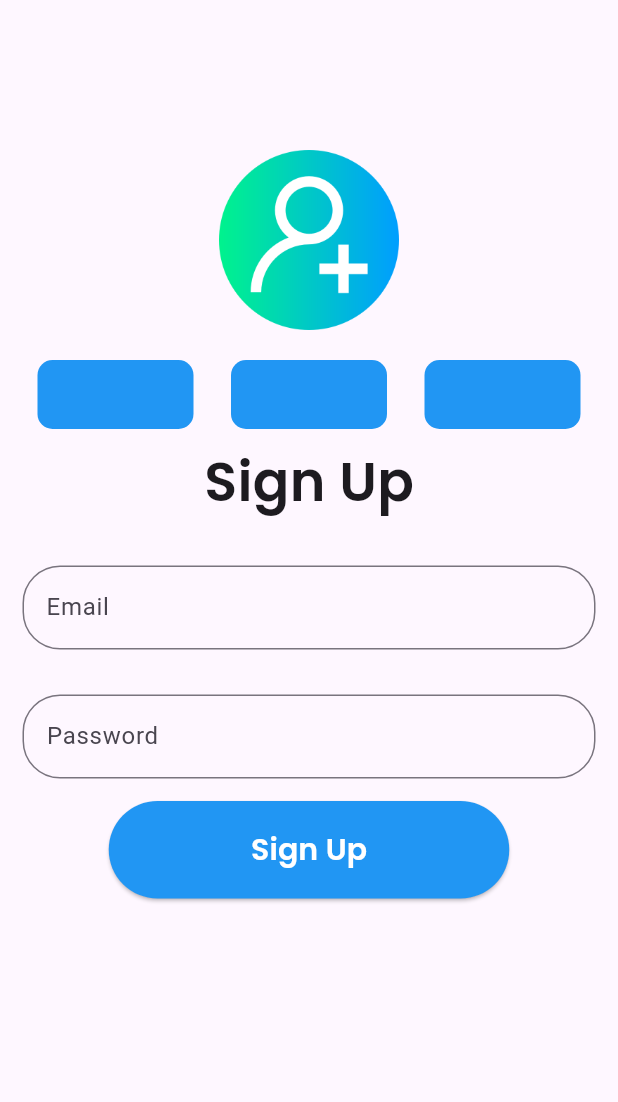
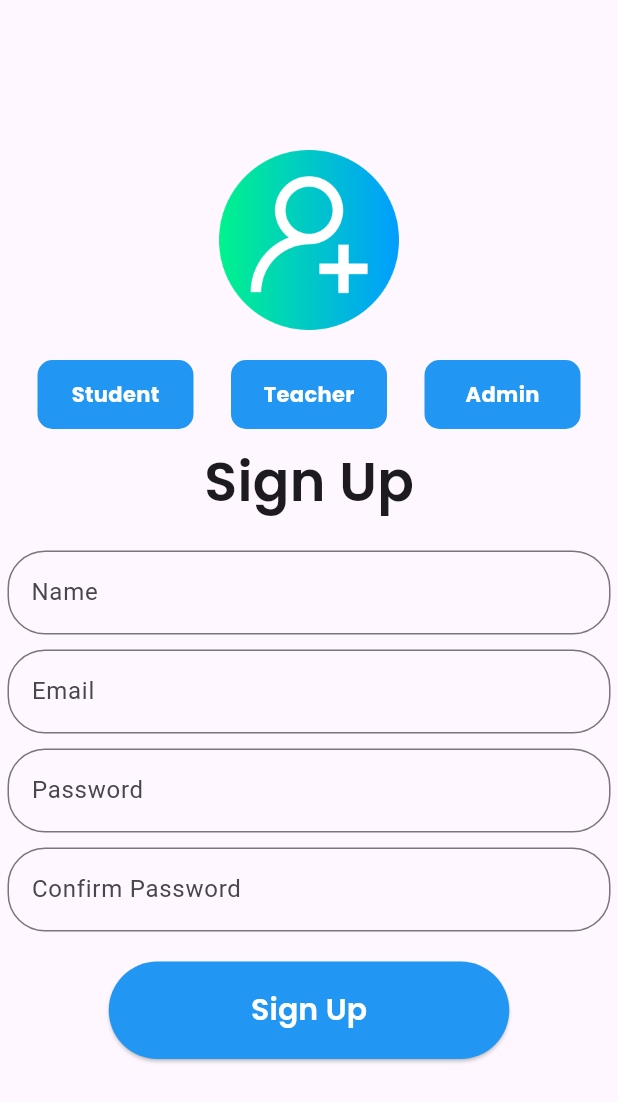
Before and after one commit to pruthviraj2003/Edu-Track, a Flutter app: the SignupScreen screen opened directly, on a phone screen of 412 x 824 dp. Shown: the top 1102 px of the screen. Run offline on Flutter 3.47's test engine with Material 3 defaults, Android fonts, the phone set to English and light mode, and no system bars; our stand-ins replace google_fonts.

Commit message:
Sign up page

```diff
--- a/edu_track/lib/view/signup_screen.dart
+++ b/edu_track/lib/view/signup_screen.dart
@@ -1,3 +1,4 @@
+import 'package:edu_track/view/signin_screen.dart';
 import 'package:flutter/material.dart';
 import 'package:google_fonts/google_fonts.dart';
 
@@ -40,6 +41,14 @@ class _SigninscreenState extends State<SignupScreen> {
                     borderRadius: BorderRadius.circular(10),
                     color: Colors.blue,
                   ),
+                  child: Center(
+                      child: Text(
+                    "Student",
+                    style: GoogleFonts.poppins(
+                        fontSize: 14,
+                        color: Colors.white,
+                        fontWeight: FontWeight.bold),
+                  )),
                 ),
                 Container(
                   height: 46,
@@ -48,6 +57,14 @@ class _SigninscreenState extends State<SignupScreen> {
                     borderRadius: BorderRadius.circular(10),
                     color: Colors.blue,
                   ),
+                  child: Center(
+                      child: Text(
+                    "Teacher",
+                    style: GoogleFonts.poppins(
+                        fontSize: 14,
+                        color: Colors.white,
+                        fontWeight: FontWeight.bold),
+                  )),
                 ),
                 Container(
                   height: 46,
@@ -56,6 +73,14 @@ class _SigninscreenState extends State<SignupScreen> {
                     borderRadius: BorderRadius.circular(10),
                     color: Colors.blue,
                   ),
+                  child: Center(
+                      child: Text(
+                    "Admin",
+                    style: GoogleFonts.poppins(
+                        fontSize: 14,
+                        color: Colors.white,
+                        fontWeight: FontWeight.bold),
+                  )),
                 )
               ],
             ),
@@ -73,9 +98,20 @@ class _SigninscreenState extends State<SignupScreen> {
             ),
             //Email Field
             Container(
-              padding: EdgeInsets.all(15),
+              padding: EdgeInsets.all(5),
               child: TextField(
                 textAlign: TextAlign.center,
+                decoration: InputDecoration(
+                  labelText: "Name",
+                  border: OutlineInputBorder(
+                    borderRadius: BorderRadius.circular(25),
+                  ),
+                ),
+              ),
+            ),
+            Container(
+              padding: EdgeInsets.all(5),
+              child: TextField(
                 decoration: InputDecoration(
                   labelText: "Email",
                   border: OutlineInputBorder(
@@ -85,7 +121,7 @@ class _SigninscreenState extends State<SignupScreen> {
               ),
             ),
             Container(
-              padding: EdgeInsets.all(15),
+              padding: EdgeInsets.all(5),
               child: TextField(
                 decoration: InputDecoration(
                   labelText: "Password",
@@ -95,12 +131,31 @@ class _SigninscreenState extends State<SignupScreen> {
                 ),
               ),
             ),
+            Container(
+              padding: EdgeInsets.all(5),
+              child: TextField(
+                decoration: InputDecoration(
+                  labelText: "Confirm Password",
+                  border: OutlineInputBorder(
+                    borderRadius: BorderRadius.circular(25),
+                  ),
+                ),
+              ),
+            ),
+            SizedBox(
+              height: 15,
+            ),
             //Button
             SizedBox(
               height: 65,
               width: 267,
               child: ElevatedButton(
-                  onPressed: () {},
+                  onPressed: () {
+                    Navigator.push(
+                        context,
+                        MaterialPageRoute(
+                            builder: (context) => const SigninScreen()));
+                  },
                   style: ElevatedButton.styleFrom(
                     backgroundColor: Colors.blue,
                   ),
--- /dev/null
+++ b/edu_track/lib/view/student_home_screen.dart
@@ -0,0 +1,10 @@
+import 'package:flutter/material.dart';
+
+class MyWidget extends StatelessWidget {
+  const MyWidget({super.key});
+
+  @override
+  Widget build(BuildContext context) {
+    return const Placeholder();
+  }
+}
```
